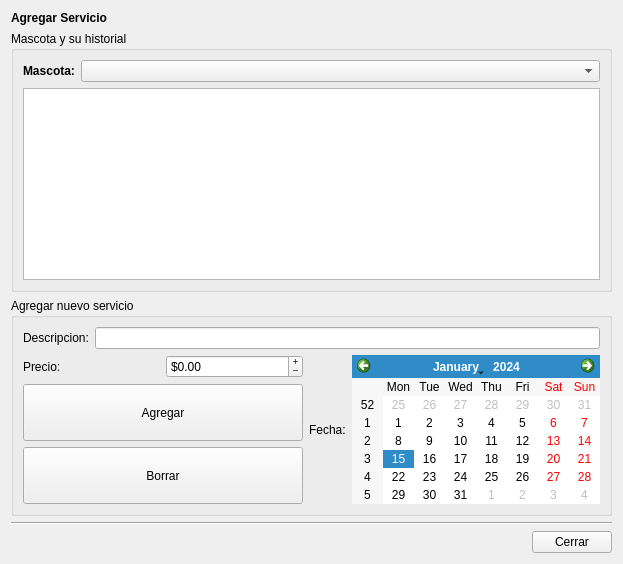
Qt form trunk/plugins/digifauno/FormServPeluqueria.ui (chungote/gestotux) before a commit.
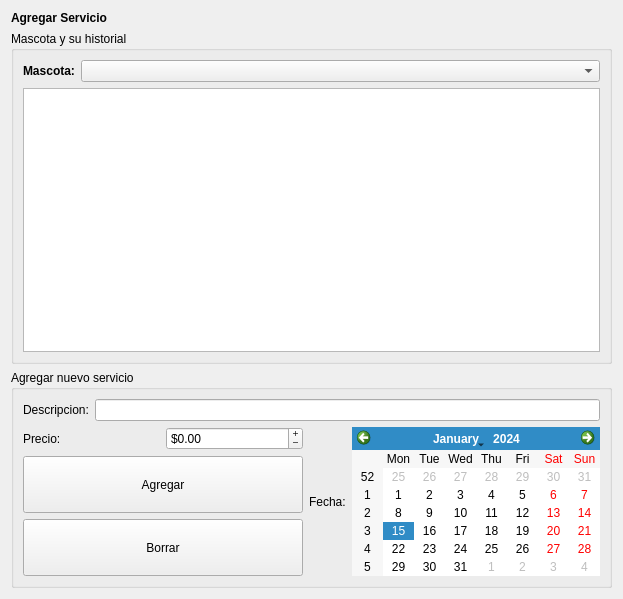
The same form after that commit.

Patch:
```diff
--- a/trunk/plugins/digifauno/FormServPeluqueria.ui
+++ b/trunk/plugins/digifauno/FormServPeluqueria.ui
@@ -6,7 +6,7 @@
     <x>0</x>
     <y>0</y>
     <width>623</width>
-    <height>561</height>
+    <height>599</height>
    </rect>
   </property>
   <property name="windowTitle" >
@@ -177,37 +177,6 @@
      </layout>
     </widget>
    </item>
-   <item>
-    <widget class="Line" name="line" >
-     <property name="orientation" >
-      <enum>Qt::Horizontal</enum>
-     </property>
-    </widget>
-   </item>
-   <item>
-    <layout class="QHBoxLayout" >
-     <item>
-      <spacer>
-       <property name="orientation" >
-        <enum>Qt::Horizontal</enum>
-       </property>
-       <property name="sizeHint" >
-        <size>
-         <width>40</width>
-         <height>20</height>
-        </size>
-       </property>
-      </spacer>
-     </item>
-     <item>
-      <widget class="QPushButton" name="PBCerrar" >
-       <property name="text" >
-        <string>Cerrar</string>
-       </property>
-      </widget>
-     </item>
-    </layout>
-   </item>
   </layout>
  </widget>
  <resources/>
```
